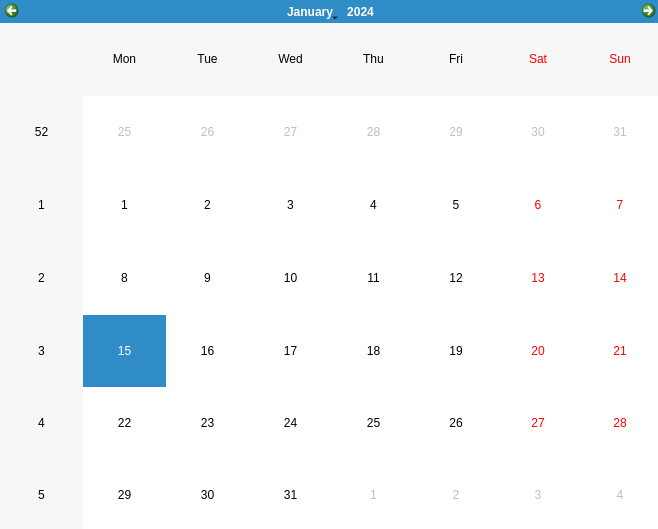
This is Qt/frame.ui in KerollosRady/University-mangament-system as Qt 5 draws it before an edit. The edited form follows.
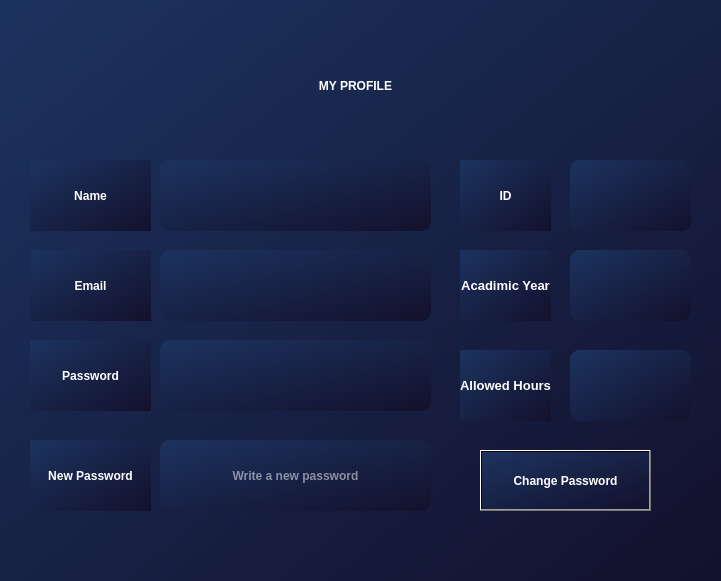
This is the edited form.

Patch:
```diff
--- a/Qt/frame.ui
+++ b/Qt/frame.ui
@@ -6,21 +6,326 @@
    <rect>
     <x>0</x>
     <y>0</y>
-    <width>658</width>
-    <height>529</height>
+    <width>721</width>
+    <height>581</height>
    </rect>
   </property>
   <property name="windowTitle">
    <string>Frame</string>
   </property>
-  <widget class="QCalendarWidget" name="calendarWidget">
+  <property name="styleSheet">
+   <string notr="true">    font-weight: 600;
+    color: #ffffff;
+background: qlineargradient(x1:0, y1:0, x2:1, y2:1, stop:0 #1c335f, stop:1 #13112d);
+</string>
+  </property>
+  <widget class="QLabel" name="username">
    <property name="geometry">
     <rect>
-     <x>0</x>
-     <y>0</y>
-     <width>661</width>
-     <height>531</height>
+     <x>160</x>
+     <y>160</y>
+     <width>271</width>
+     <height>71</height>
     </rect>
+   </property>
+   <property name="styleSheet">
+    <string notr="true">    border-radius: 10px;
+
+text-align:center;</string>
+   </property>
+   <property name="text">
+    <string/>
+   </property>
+   <property name="alignment">
+    <set>Qt::AlignCenter</set>
+   </property>
+  </widget>
+  <widget class="QLabel" name="Email">
+   <property name="geometry">
+    <rect>
+     <x>160</x>
+     <y>250</y>
+     <width>271</width>
+     <height>71</height>
+    </rect>
+   </property>
+   <property name="styleSheet">
+    <string notr="true">    border-radius: 10px;
+
+text-align:center;</string>
+   </property>
+   <property name="text">
+    <string/>
+   </property>
+   <property name="alignment">
+    <set>Qt::AlignCenter</set>
+   </property>
+  </widget>
+  <widget class="QPushButton" name="ChangePassBtn">
+   <property name="geometry">
+    <rect>
+     <x>480</x>
+     <y>450</y>
+     <width>171</width>
+     <height>61</height>
+    </rect>
+   </property>
+   <property name="cursor">
+    <cursorShape>PointingHandCursor</cursorShape>
+   </property>
+   <property name="text">
+    <string>Change Password</string>
+   </property>
+  </widget>
+  <widget class="QLabel" name="label">
+   <property name="geometry">
+    <rect>
+     <x>30</x>
+     <y>160</y>
+     <width>121</width>
+     <height>71</height>
+    </rect>
+   </property>
+   <property name="text">
+    <string>Name</string>
+   </property>
+   <property name="alignment">
+    <set>Qt::AlignCenter</set>
+   </property>
+  </widget>
+  <widget class="QLabel" name="label_2">
+   <property name="geometry">
+    <rect>
+     <x>30</x>
+     <y>250</y>
+     <width>121</width>
+     <height>71</height>
+    </rect>
+   </property>
+   <property name="text">
+    <string>Email</string>
+   </property>
+   <property name="alignment">
+    <set>Qt::AlignCenter</set>
+   </property>
+  </widget>
+  <widget class="QLabel" name="label_3">
+   <property name="geometry">
+    <rect>
+     <x>30</x>
+     <y>340</y>
+     <width>121</width>
+     <height>71</height>
+    </rect>
+   </property>
+   <property name="text">
+    <string>Password</string>
+   </property>
+   <property name="alignment">
+    <set>Qt::AlignCenter</set>
+   </property>
+  </widget>
+  <widget class="QLabel" name="Email_2">
+   <property name="geometry">
+    <rect>
+     <x>160</x>
+     <y>340</y>
+     <width>271</width>
+     <height>71</height>
+    </rect>
+   </property>
+   <property name="styleSheet">
+    <string notr="true">    border-radius: 10px;
+
+text-align:center;</string>
+   </property>
+   <property name="text">
+    <string/>
+   </property>
+   <property name="alignment">
+    <set>Qt::AlignCenter</set>
+   </property>
+  </widget>
+  <widget class="QLabel" name="label_4">
+   <property name="geometry">
+    <rect>
+     <x>30</x>
+     <y>440</y>
+     <width>121</width>
+     <height>71</height>
+    </rect>
+   </property>
+   <property name="text">
+    <string>New Password</string>
+   </property>
+   <property name="alignment">
+    <set>Qt::AlignCenter</set>
+   </property>
+  </widget>
+  <widget class="QLineEdit" name="newPass">
+   <property name="geometry">
+    <rect>
+     <x>160</x>
+     <y>440</y>
+     <width>271</width>
+     <height>71</height>
+    </rect>
+   </property>
+   <property name="styleSheet">
+    <string notr="true">    border-radius: 10px;
+
+text-align:center;</string>
+   </property>
+   <property name="echoMode">
+    <enum>QLineEdit::Password</enum>
+   </property>
+   <property name="alignment">
+    <set>Qt::AlignCenter</set>
+   </property>
+   <property name="placeholderText">
+    <string>Write a new password</string>
+   </property>
+  </widget>
+  <widget class="QLabel" name="label_5">
+   <property name="geometry">
+    <rect>
+     <x>460</x>
+     <y>160</y>
+     <width>91</width>
+     <height>71</height>
+    </rect>
+   </property>
+   <property name="text">
+    <string>ID</string>
+   </property>
+   <property name="alignment">
+    <set>Qt::AlignCenter</set>
+   </property>
+  </widget>
+  <widget class="QLabel" name="id">
+   <property name="geometry">
+    <rect>
+     <x>570</x>
+     <y>160</y>
+     <width>121</width>
+     <height>71</height>
+    </rect>
+   </property>
+   <property name="styleSheet">
+    <string notr="true">    border-radius: 10px;
+
+text-align:center;</string>
+   </property>
+   <property name="text">
+    <string/>
+   </property>
+   <property name="alignment">
+    <set>Qt::AlignCenter</set>
+   </property>
+  </widget>
+  <widget class="QLabel" name="AcadimicYear">
+   <property name="geometry">
+    <rect>
+     <x>570</x>
+     <y>250</y>
+     <width>121</width>
+     <height>71</height>
+    </rect>
+   </property>
+   <property name="styleSheet">
+    <string notr="true">    border-radius: 10px;
+
+text-align:center;</string>
+   </property>
+   <property name="text">
+    <string/>
+   </property>
+   <property name="alignment">
+    <set>Qt::AlignCenter</set>
+   </property>
+  </widget>
+  <widget class="QLabel" name="label_6">
+   <property name="geometry">
+    <rect>
+     <x>460</x>
+     <y>250</y>
+     <width>91</width>
+     <height>71</height>
+    </rect>
+   </property>
+   <property name="styleSheet">
+    <string notr="true">font-size:13px;</string>
+   </property>
+   <property name="text">
+    <string>Acadimic Year</string>
+   </property>
+   <property name="alignment">
+    <set>Qt::AlignCenter</set>
+   </property>
+  </widget>
+  <widget class="QLabel" name="label_7">
+   <property name="geometry">
+    <rect>
+     <x>460</x>
+     <y>350</y>
+     <width>91</width>
+     <height>71</height>
+    </rect>
+   </property>
+   <property name="styleSheet">
+    <string notr="true">font-size:13px;</string>
+   </property>
+   <property name="text">
+    <string>Allowed Hours</string>
+   </property>
+   <property name="alignment">
+    <set>Qt::AlignCenter</set>
+   </property>
+  </widget>
+  <widget class="QLabel" name="AllowedHours">
+   <property name="geometry">
+    <rect>
+     <x>570</x>
+     <y>350</y>
+     <width>121</width>
+     <height>71</height>
+    </rect>
+   </property>
+   <property name="styleSheet">
+    <string notr="true">    border-radius: 10px;
+
+text-align:center;</string>
+   </property>
+   <property name="text">
+    <string/>
+   </property>
+   <property name="alignment">
+    <set>Qt::AlignCenter</set>
+   </property>
+  </widget>
+  <widget class="QLabel" name="label_8">
+   <property name="geometry">
+    <rect>
+     <x>150</x>
+     <y>30</y>
+     <width>411</width>
+     <height>111</height>
+    </rect>
+   </property>
+   <property name="styleSheet">
+    <string notr="true">
+color:rgb(255, 255, 255);
+font: 36pt &quot;Castellar&quot;;
+    font-weight: 900;
+    background-color: transparent;
+
+</string>
+   </property>
+   <property name="text">
+    <string>MY PROFILE</string>
+   </property>
+   <property name="alignment">
+    <set>Qt::AlignCenter</set>
    </property>
   </widget>
  </widget>
```
